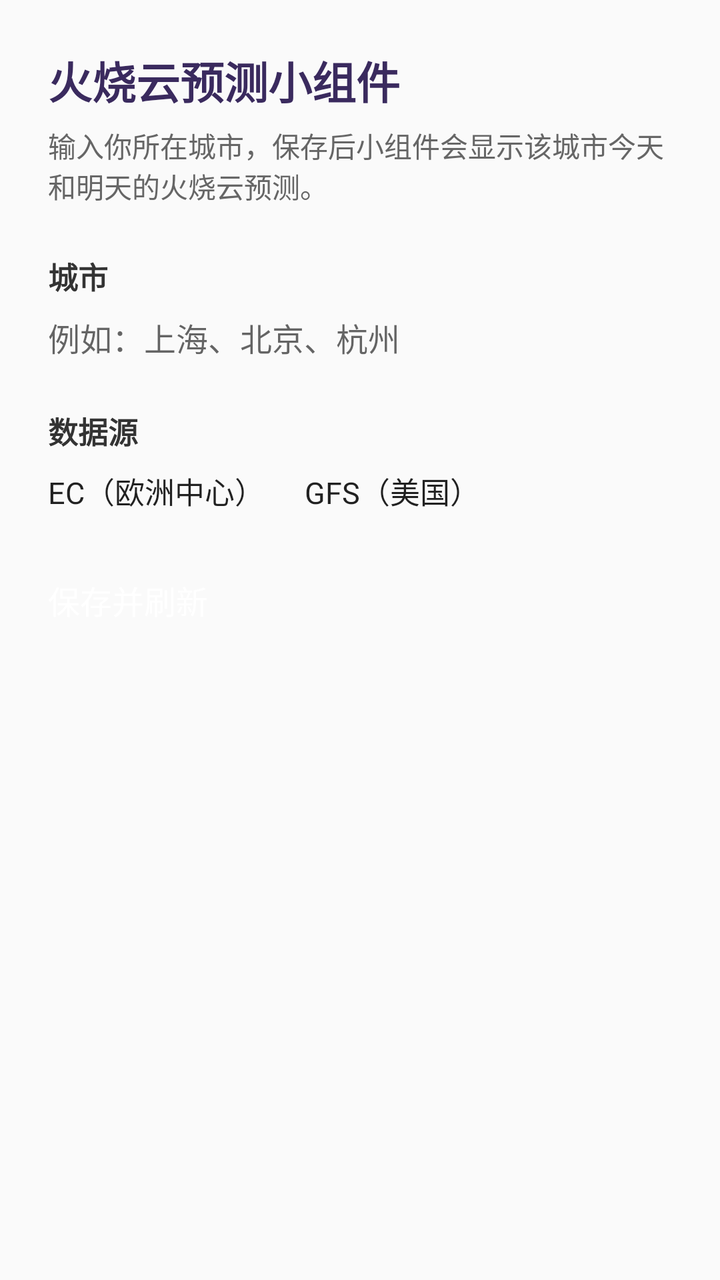
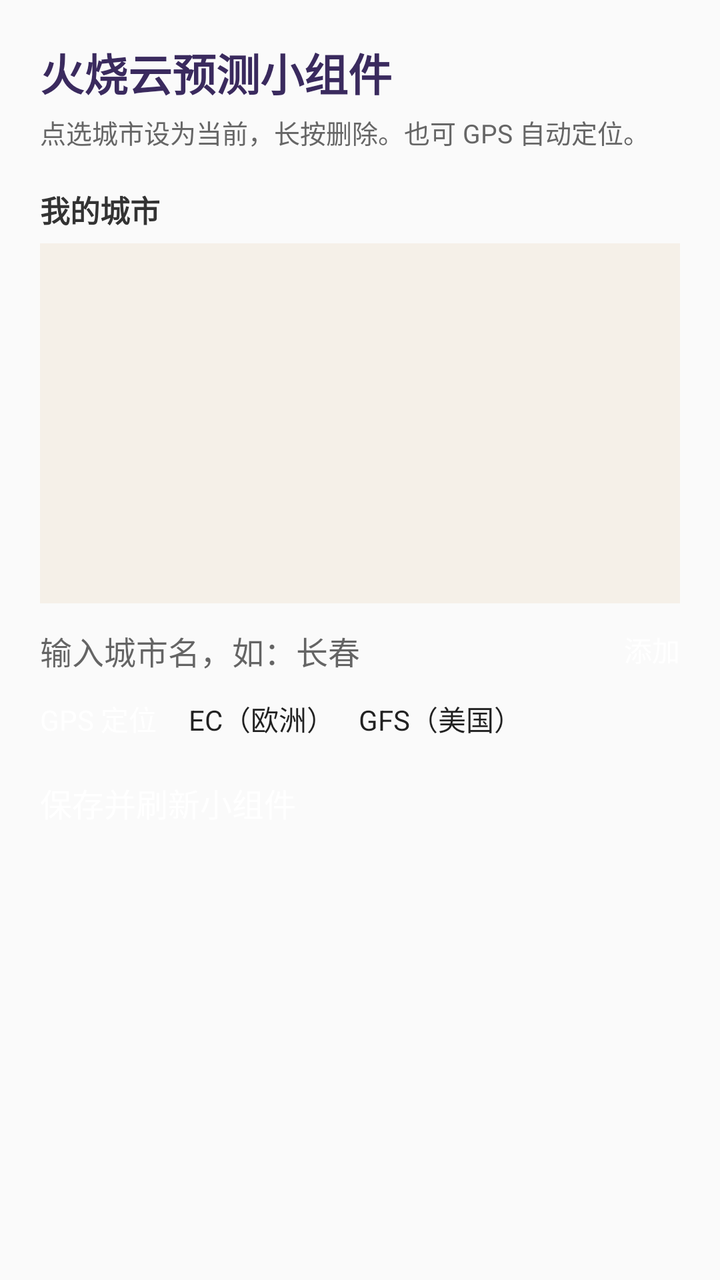

Two renders of the same Android screen: before a commit and after it. Below are the layout's source before the change and the commit's diff.
<!-- AndroidManifest.xml: application theme AppTheme -->
<!-- res/layout/activity_main.xml -->
<?xml version="1.0" encoding="utf-8"?>
<ScrollView xmlns:android="http://schemas.android.com/apk/res/android"
    android:layout_width="match_parent"
    android:layout_height="match_parent"
    android:fillViewport="true">

    <LinearLayout
        android:layout_width="match_parent"
        android:layout_height="wrap_content"
        android:orientation="vertical"
        android:padding="24dp">

        <TextView
            android:layout_width="wrap_content"
            android:layout_height="wrap_content"
            android:text="火烧云预测小组件"
            android:textColor="#3A2A5E"
            android:textSize="22sp"
            android:textStyle="bold" />

        <TextView
            android:layout_width="wrap_content"
            android:layout_height="wrap_content"
            android:layout_marginTop="6dp"
            android:text="输入你所在城市，保存后小组件会显示该城市今天和明天的火烧云预测。"
            android:textColor="#666666"
            android:textSize="14sp" />

        <TextView
            android:layout_width="wrap_content"
            android:layout_height="wrap_content"
            android:layout_marginTop="24dp"
            android:text="城市"
            android:textColor="#333333"
            android:textSize="15sp"
            android:textStyle="bold" />

        <EditText
            android:id="@+id/et_city"
            android:layout_width="match_parent"
            android:layout_height="wrap_content"
            android:layout_marginTop="8dp"
            android:hint="例如：上海、北京、杭州"
            android:inputType="text"
            android:maxLines="1"
            android:textSize="16sp" />

        <TextView
            android:layout_width="wrap_content"
            android:layout_height="wrap_content"
            android:layout_marginTop="24dp"
            android:text="数据源"
            android:textColor="#333333"
            android:textSize="15sp"
            android:textStyle="bold" />

        <RadioGroup
            android:id="@+id/rg_source"
            android:layout_width="match_parent"
            android:layout_height="wrap_content"
            android:layout_marginTop="8dp"
            android:orientation="horizontal">

            <RadioButton
                android:id="@+id/rb_ec"
                android:layout_width="wrap_content"
                android:layout_height="wrap_content"
                android:text="EC（欧洲中心）"
                android:textSize="15sp" />

            <RadioButton
                android:id="@+id/rb_gfs"
                android:layout_width="wrap_content"
                android:layout_height="wrap_content"
                android:layout_marginLeft="20dp"
                android:text="GFS（美国）"
                android:textSize="15sp" />
        </RadioGroup>

        <Button
            android:id="@+id/btn_save"
            android:layout_width="match_parent"
            android:layout_height="wrap_content"
            android:layout_marginTop="32dp"
            android:backgroundTint="#FF8C42"
            android:text="保存并刷新"
            android:textColor="#FFFFFF"
            android:textSize="16sp" />

        <TextView
            android:id="@+id/tv_tip"
            android:layout_width="wrap_content"
            android:layout_height="wrap_content"
            android:layout_marginTop="16dp"
            android:text=""
            android:textColor="#888888"
            android:textSize="13sp" />
    </LinearLayout>
</ScrollView>
<!-- resources referenced by this layout -->
<resources>
  <style name="AppTheme" parent="android:Theme.Material.Light.NoActionBar" />
</resources>

<!-- the commit's change to res/layout/activity_main.xml (unified diff, before → after) -->
@@ -8,7 +8,7 @@
         android:layout_width="match_parent"
         android:layout_height="wrap_content"
         android:orientation="vertical"
-        android:padding="24dp">
+        android:padding="20dp">
 
         <TextView
             android:layout_width="wrap_content"
@@ -21,69 +21,102 @@
         <TextView
             android:layout_width="wrap_content"
             android:layout_height="wrap_content"
-            android:layout_marginTop="6dp"
-            android:text="输入你所在城市，保存后小组件会显示该城市今天和明天的火烧云预测。"
+            android:layout_marginTop="4dp"
+            android:text="点选城市设为当前，长按删除。也可 GPS 自动定位。"
             android:textColor="#666666"
-            android:textSize="14sp" />
+            android:textSize="13sp" />
 
         <TextView
             android:layout_width="wrap_content"
             android:layout_height="wrap_content"
-            android:layout_marginTop="24dp"
-            android:text="城市"
+            android:layout_marginTop="18dp"
+            android:text="我的城市"
             android:textColor="#333333"
             android:textSize="15sp"
             android:textStyle="bold" />
 
-        <EditText
-            android:id="@+id/et_city"
+        <ListView
+            android:id="@+id/lv_cities"
+            android:layout_width="match_parent"
+            android:layout_height="180dp"
+            android:layout_marginTop="6dp"
+            android:background="#F5F0E8"
+            android:divider="#DDDDDD"
+            android:dividerHeight="1dp" />
+
+        <LinearLayout
             android:layout_width="match_parent"
             android:layout_height="wrap_content"
-            android:layout_marginTop="8dp"
-            android:hint="例如：上海、北京、杭州"
-            android:inputType="text"
-            android:maxLines="1"
-            android:textSize="16sp" />
+            android:layout_marginTop="12dp"
+            android:orientation="horizontal">
 
-        <TextView
-            android:layout_width="wrap_content"
-            android:layout_height="wrap_content"
-            android:layout_marginTop="24dp"
-            android:text="数据源"
-            android:textColor="#333333"
-            android:textSize="15sp"
-            android:textStyle="bold" />
+            <EditText
+                android:id="@+id/et_city"
+                android:layout_width="0dp"
+                android:layout_height="wrap_content"
+                android:layout_weight="1"
+                android:hint="输入城市名，如：长春"
+                android:inputType="text"
+                android:maxLines="1"
+                android:textSize="16sp" />
 
-        <RadioGroup
-            android:id="@+id/rg_source"
+            <Button
+                android:id="@+id/btn_add"
+                android:layout_width="wrap_content"
+                android:layout_height="wrap_content"
+                android:layout_marginLeft="8dp"
+                android:backgroundTint="#FF8C42"
+                android:text="添加"
+                android:textColor="#FFFFFF" />
+        </LinearLayout>
+
+        <LinearLayout
             android:layout_width="match_parent"
             android:layout_height="wrap_content"
-            android:layout_marginTop="8dp"
+            android:layout_marginTop="12dp"
+            android:gravity="center_vertical"
             android:orientation="horizontal">
 
-            <RadioButton
-                android:id="@+id/rb_ec"
+            <Button
+                android:id="@+id/btn_gps"
                 android:layout_width="wrap_content"
                 android:layout_height="wrap_content"
-                android:text="EC（欧洲中心）"
-                android:textSize="15sp" />
+                android:backgroundTint="#5E3A87"
+                android:text="GPS 定位"
+                android:textColor="#FFFFFF" />
 
-            <RadioButton
-                android:id="@+id/rb_gfs"
+            <RadioGroup
+                android:id="@+id/rg_source"
                 android:layout_width="wrap_content"
                 android:layout_height="wrap_content"
-                android:layout_marginLeft="20dp"
-                android:text="GFS（美国）"
-                android:textSize="15sp" />
-        </RadioGroup>
+                android:layout_marginLeft="16dp"
+                android:orientation="horizontal">
+
+                <RadioButton
+                    android:id="@+id/rb_ec"
+                    android:layout_width="wrap_content"
+                    android:layout_height="wrap_content"
+                    android:text="EC（欧洲）"
+                    android:textSize="14sp" />
+
+                <RadioButton
+                    android:id="@+id/rb_gfs"
+                    android:layout_width="wrap_content"
+                    android:layout_height="wrap_content"
+                    android:layout_marginLeft="12dp"
+                    android:checked="true"
+                    android:text="GFS（美国）"
+                    android:textSize="14sp" />
+            </RadioGroup>
+        </LinearLayout>
 
         <Button
             android:id="@+id/btn_save"
             android:layout_width="match_parent"
             android:layout_height="wrap_content"
-            android:layout_marginTop="32dp"
+            android:layout_marginTop="20dp"
             android:backgroundTint="#FF8C42"
-            android:text="保存并刷新"
+            android:text="保存并刷新小组件"
             android:textColor="#FFFFFF"
             android:textSize="16sp" />
 
@@ -91,7 +124,7 @@
             android:id="@+id/tv_tip"
             android:layout_width="wrap_content"
             android:layout_height="wrap_content"
-            android:layout_marginTop="16dp"
+            android:layout_marginTop="14dp"
             android:text=""
             android:textColor="#888888"
             android:textSize="13sp" />
